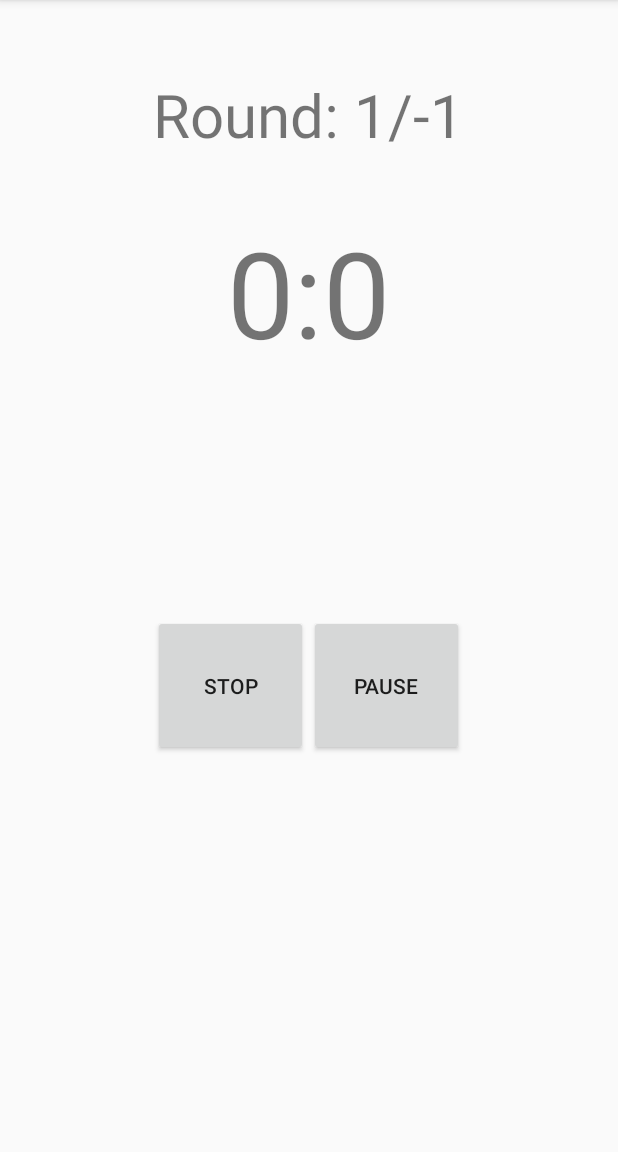
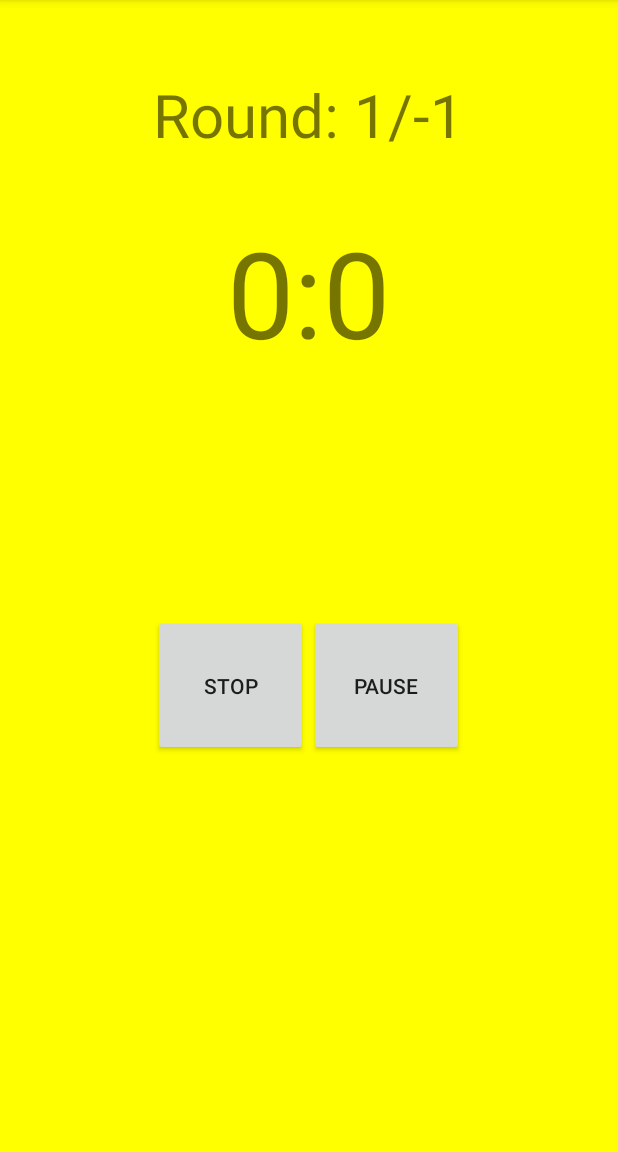
Before and after one commit to Zambo-dev/Boxing-Reflex-Trainer, an Android app: the screen it shows after launch (MainActivity), after a tap on "START", on a phone screen of 412 x 824 dp, the part 84-1236 px from its top. Run offline under Robolectric (Android 15) with nearby library versions, the phone set to English and light mode, and no system bars.

Commit message:
Change backgrownd color depending on activity

```diff
--- a/app/src/main/java/com/example/boxingreflextrainer/MainActivity.java
+++ b/app/src/main/java/com/example/boxingreflextrainer/MainActivity.java
@@ -1,6 +1,7 @@
 package com.example.boxingreflextrainer;
 
 import android.content.Intent;
+import android.graphics.Color;
 import android.os.Bundle;
 import android.view.Menu;
 import android.view.MenuItem;
@@ -16,6 +17,7 @@ public class MainActivity extends AppCompatActivity implements TimerCallbacks {
     private Button stopButton;
     private TextView timerView, roundView;
     private TimerHandler timerHandler;
+    private View main;
 
 
     @Override
@@ -29,6 +31,7 @@ public class MainActivity extends AppCompatActivity implements TimerCallbacks {
         stopButton = findViewById(R.id.StopButton);
         timerView = findViewById(R.id.Timer);
         roundView = findViewById(R.id.RoundView);
+        main = findViewById(R.id.Main);
 
         // Initialize timerHandler with constructor
         timerHandler = new TimerHandler(0, 0, this);
@@ -60,6 +63,7 @@ public class MainActivity extends AppCompatActivity implements TimerCallbacks {
                 startButton.setVisibility(View.VISIBLE);
                 pauseButton.setVisibility(View.GONE);
                 stopButton.setVisibility(View.GONE);
+                changeBackgroundColor(Color.WHITE);
             }
         });
 
@@ -74,6 +78,7 @@ public class MainActivity extends AppCompatActivity implements TimerCallbacks {
                 timerHandler.roundIterator = 0;
                 // Call stopTimer
                 timerHandler.stopTimer();
+                changeBackgroundColor(Color.WHITE);
             }
         });
 
@@ -126,5 +131,9 @@ public class MainActivity extends AppCompatActivity implements TimerCallbacks {
         stopButton.setVisibility(View.GONE);
     }
 
+    public void changeBackgroundColor(int color) {
+        main.setBackgroundColor(color);
+    }
+
 
 }
--- a/app/src/main/java/com/example/boxingreflextrainer/TimerCallbacks.java
+++ b/app/src/main/java/com/example/boxingreflextrainer/TimerCallbacks.java
@@ -6,4 +6,5 @@ public interface TimerCallbacks {
     void dataView(long min, long sec, int iterator, int round);
     // Reset MainActivity's Views
     void resetButtons();
+    void changeBackgroundColor(int color);
 }
--- a/app/src/main/java/com/example/boxingreflextrainer/TimerHandler.java
+++ b/app/src/main/java/com/example/boxingreflextrainer/TimerHandler.java
@@ -2,6 +2,7 @@ package com.example.boxingreflextrainer;
 
 import android.content.Context;
 import android.content.SharedPreferences;
+import android.graphics.Color;
 import android.os.CountDownTimer;
 import androidx.preference.PreferenceManager;
 
@@ -117,6 +118,7 @@ public class TimerHandler {
                         roundIterator = 0;
                         getPreferences();
                         stopTimer();
+                        dataCallback.changeBackgroundColor(Color.WHITE);
 
                     // Start the timer with the new data
                     } else {
@@ -134,6 +136,7 @@ public class TimerHandler {
                     roundIterator = 0;
                     getPreferences();
                     stopTimer();
+                    dataCallback.changeBackgroundColor(Color.WHITE);
                 }
             }
         };
@@ -186,6 +189,12 @@ public class TimerHandler {
             clock.start();
             // Change timer status
             isActive = true;
+            if(isPreparationTime)
+                dataCallback.changeBackgroundColor(Color.YELLOW);
+            else if(isRestTime)
+                dataCallback.changeBackgroundColor(Color.RED);
+            else
+                dataCallback.changeBackgroundColor(Color.GREEN);
         }
     }
 
--- a/app/src/main/res/layout/activity_main.xml
+++ b/app/src/main/res/layout/activity_main.xml
@@ -5,7 +5,8 @@
         xmlns:app="http://schemas.android.com/apk/res-auto"
         android:layout_width="match_parent"
         android:layout_height="match_parent"
-        tools:context=".MainActivity">
+        tools:context=".MainActivity"
+        android:id="@+id/Main">
 
 
     <Button
```
